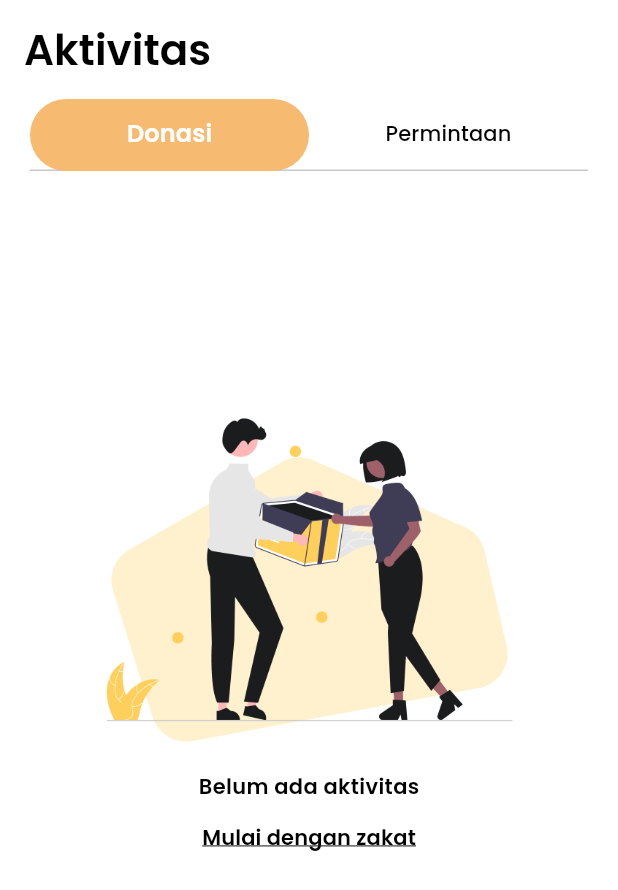
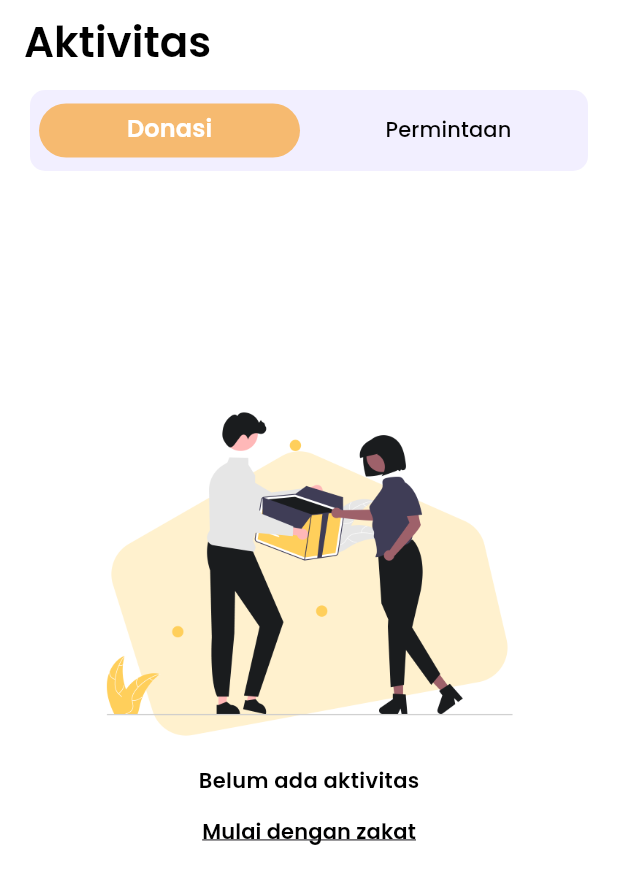
Before and after one commit to sahabatLaode/Skripsi_Dermain, a Flutter app: the Aktivitas screen opened directly, on a phone screen of 412 x 824 dp. Shown: the top 890 px of the screen. Run offline on Flutter 3.47's test engine with Material 3 defaults, Android fonts, the light colour scheme and no system bars; our stand-ins replace carousel_slider, dio, email_validator, flutter_riverpod, flutter_svg, google_fonts and 4 more; missing offline and left inert: open_street_map_search_and_pick; accounts and stored records are empty; network calls fail.

Commit message:
ubah tampilan TabBar

```diff
--- a/lib/Navbar/Components/Aktivitas/aktivitas.dart
+++ b/lib/Navbar/Components/Aktivitas/aktivitas.dart
@@ -14,8 +14,9 @@ class Aktivitas extends StatelessWidget {
       length: 2,
       child: Scaffold(
         backgroundColor: cWhite,
-        appBar: AppBar(
-          toolbarHeight: 80,
+        appBar: PreferredSize(
+          preferredSize: Size.fromHeight(60),
+          child: AppBar(
             automaticallyImplyLeading: false,
             elevation: 0.0,
             backgroundColor: cWhite,
@@ -31,7 +32,22 @@ class Aktivitas extends StatelessWidget {
               statusBarColor: cWhite,
               statusBarIconBrightness: Brightness.dark,
             ),
-          bottom: TabBar(
+          ),
+        ),
+        body: Column(
+          mainAxisAlignment: MainAxisAlignment.center,
+          children: [
+            Container(
+              margin: const EdgeInsets.only(left: 20, right: 20, bottom: 10),
+              padding: const EdgeInsets.symmetric(vertical: 3),
+              decoration: BoxDecoration(
+                color: cB2,
+                borderRadius: BorderRadius.circular(10),
+              ),
+              child: TabBar(
+                dividerColor: Colors.transparent,
+                splashBorderRadius: BorderRadius.circular(100),
+                indicatorPadding: const EdgeInsets.all(6),
                 unselectedLabelColor: cBlack,
                 unselectedLabelStyle: GoogleFonts.poppins(),
                 labelStyle: GoogleFonts.poppins(
@@ -39,12 +55,13 @@ class Aktivitas extends StatelessWidget {
                   fontWeight: semibold,
                   color: cWhite,
                 ),
+                indicatorColor: cBlack,
                 indicatorSize: TabBarIndicatorSize.tab,
                 indicator: BoxDecoration(
                   borderRadius: BorderRadius.circular(50),
                   color: c2,
                 ),
-            padding: const EdgeInsets.only(left: 20, right: 20, bottom: 14),
+                // padding: const EdgeInsets.only(left: 20, right: 20, bottom: 14),
                 tabs: const [
                   Tab(
                     child: Text('Donasi'),
@@ -55,7 +72,8 @@ class Aktivitas extends StatelessWidget {
                 ],
               ),
             ),
-        body: const TabBarView(
+            Expanded(
+              child: TabBarView(
                 children: [
                   SingleChildScrollView(
                     child: Column(
@@ -78,6 +96,9 @@ class Aktivitas extends StatelessWidget {
                 ],
               ),
             ),
+          ],
+        ),
+      ),
     );
   }
 }
```
Lines whose indentation alone changed are shown as unchanged.
